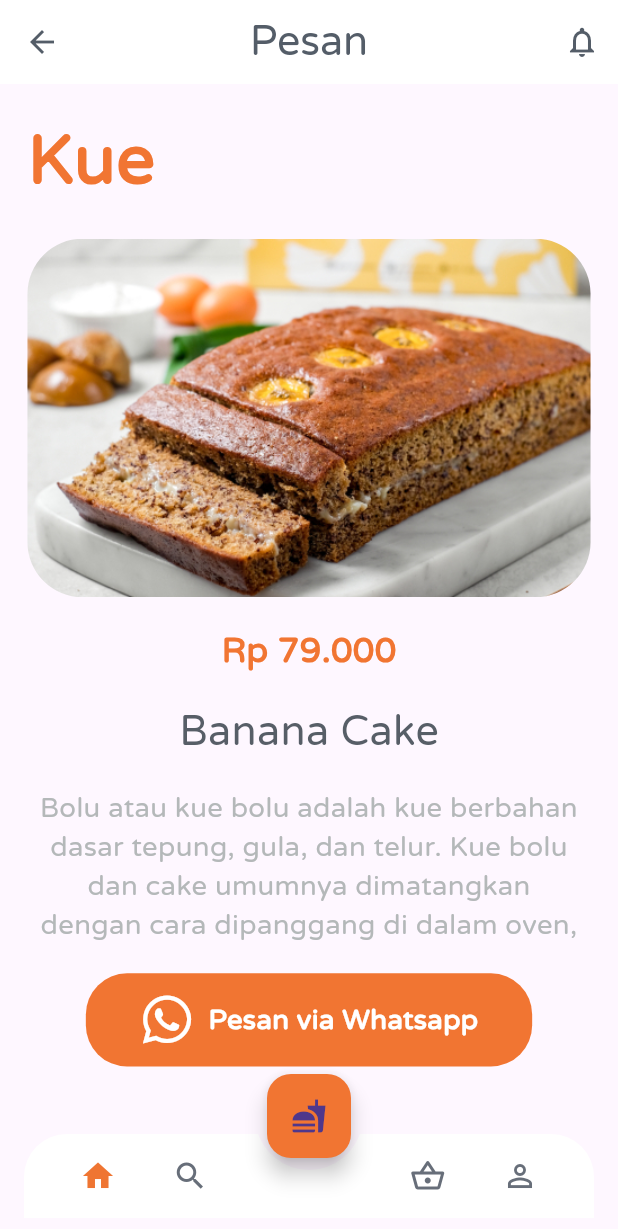
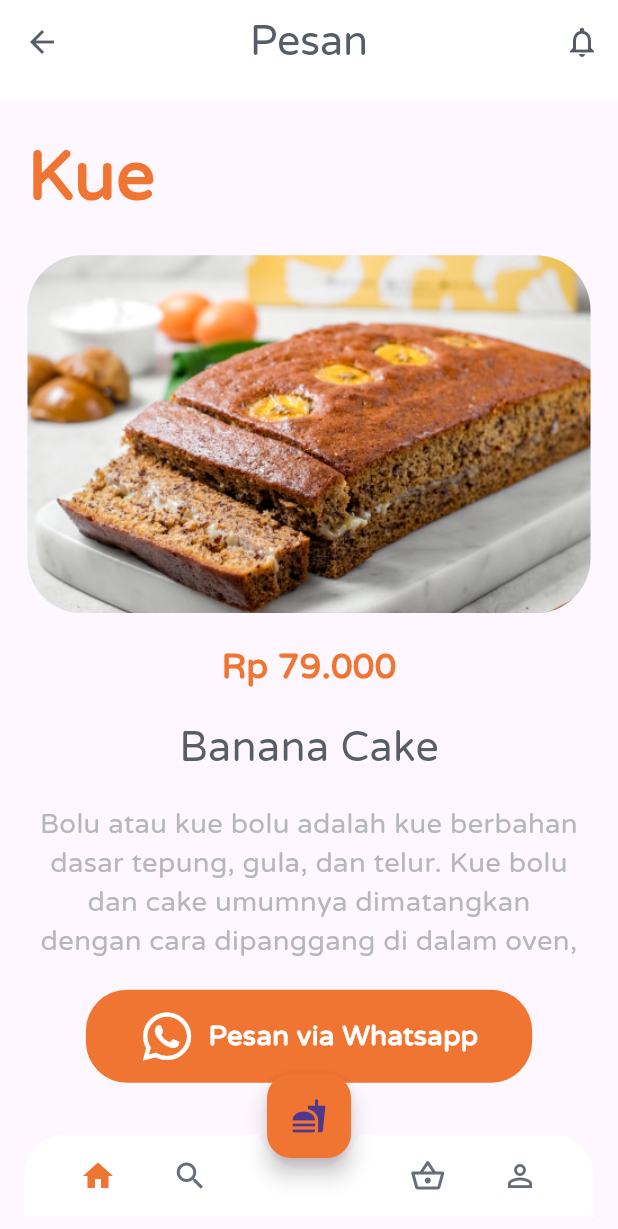
Before and after one commit to Csyndi/ProyectoBD, a Flutter app: the screen it shows after launch, after a tap on an icon or button, on a phone screen of 412 x 824 dp. Shown: the top 1229 px of the screen. Run offline on Flutter 3.47's test engine with Material 3 defaults, Android fonts, the phone set to English and light mode, and no system bars; our stand-ins replace flutter_screenutil, font_awesome_flutter; missing offline and left inert: flutter_launch.

Commit message:
cambios
aaaaaaaaaaaaaaaaaa

```diff
--- a/lib/screen/cakery_detail.dart
+++ b/lib/screen/cakery_detail.dart
@@ -1,4 +1,5 @@
 import 'package:flutter/material.dart';
+import 'package:flutter_cakery_shop_ui/widget/customAppBar.dart';
 import 'package:flutter_cakery_shop_ui/widget/navbar_widget.dart';
 import 'package:flutter_launch/flutter_launch.dart';
 import 'package:flutter_screenutil/flutter_screenutil.dart';
@@ -19,37 +20,10 @@ class CakeryDetail extends StatelessWidget {
   @override
   Widget build(BuildContext context) {
     return Scaffold(
-      appBar: AppBar(
-        backgroundColor: Colors.white,
-        elevation: 0.0,
-        centerTitle: true,
-        leading: IconButton(
-          icon: const Icon(
-            Icons.arrow_back,
-            color: Color(0xFF545D68),
-          ),
-          onPressed: () {
-            Navigator.of(context).pop();
-          },
-        ),
-        title: Text(
-          'Pesan',
-          style: TextStyle(
-            fontFamily: 'Varela',
-            fontSize: 24.0.sp,
-            color: const Color(0xFF545D68),
-          ),
-        ),
-        actions: [
-          IconButton(
-            icon: const Icon(
-              Icons.notifications_none,
-              color: Color(0xFF545D68),
-            ),
-            onPressed: () {},
-          ),
-        ],
-      ),
+      appBar: const CustomAppBar(
+  title: 'Pesan',
+),
+
       body: ListView(
         children: [
           SizedBox(height: 16.0.h),
@@ -136,7 +110,7 @@ class CakeryDetail extends StatelessWidget {
                 child: InkWell(
                   onTap: () async {
                     await FlutterLaunch.launchWhatsapp(
-                      phone: '6285640899224',
+                      phone: '6391336449',
                       message:
                           'Hi Bahri Cakery,Saya mau order $cookiename untuk hari ini, apa bisa diantar kerumah?',
                     );
--- /dev/null
+++ b/lib/widget/customAppBar.dart
@@ -0,0 +1,51 @@
+import 'package:flutter/material.dart';
+import 'package:flutter_screenutil/flutter_screenutil.dart';
+
+class CustomAppBar extends StatelessWidget implements PreferredSizeWidget {
+  final String title;
+  final VoidCallback? onBack;
+  final VoidCallback? onNotification;
+
+  const CustomAppBar({
+    Key? key,
+    required this.title,
+    this.onBack,
+    this.onNotification,
+  }) : super(key: key);
+
+  @override
+  Widget build(BuildContext context) {
+    return AppBar(
+      backgroundColor: Colors.white,
+      elevation: 0.0,
+      centerTitle: true,
+      leading: IconButton(
+        icon: const Icon(
+          Icons.arrow_back,
+          color: Color(0xFF545D68),
+        ),
+        onPressed: onBack ?? () => Navigator.of(context).pop(),
+      ),
+      title: Text(
+        title,
+        style: TextStyle(
+          fontFamily: 'Varela',
+          fontSize: 24.0.sp,
+          color: const Color(0xFF545D68),
+        ),
+      ),
+      actions: [
+        IconButton(
+          icon: const Icon(
+            Icons.notifications_none,
+            color: Color(0xFF545D68),
+          ),
+          onPressed: onNotification ?? () {},
+        ),
+      ],
+    );
+  }
+
+  @override
+  Size get preferredSize => Size.fromHeight(56.h);
+}
--- a/lib/widget/navbar_widget.dart
+++ b/lib/widget/navbar_widget.dart
@@ -1,8 +1,20 @@
 import 'package:flutter/material.dart';
+import 'package:flutter_cakery_shop_ui/screen/home_screen.dart';
 import 'package:flutter_screenutil/flutter_screenutil.dart';
+// Importamos la pantalla de destino
 
 class NavbarWidget extends StatelessWidget {
   const NavbarWidget({Key? key}) : super(key: key);
+
+  // Función para manejar la navegación a la pantalla de inicio
+  void _navigateToHome(BuildContext context) {
+    // Usamos Navigator.push para agregar la nueva pantalla (HomeScreen) a la pila.
+    // Esto te permite volver a la pantalla anterior con el botón 'atrás'.
+    Navigator.push(
+      context,
+      MaterialPageRoute(builder: (context) => const HomeScreen()),
+    );
+  }
 
   @override
   Widget build(BuildContext context) {
@@ -29,12 +41,16 @@ class NavbarWidget extends StatelessWidget {
               width: MediaQuery.of(context).size.width / 2 - 40.0.w,
               child: Row(
                 mainAxisAlignment: MainAxisAlignment.spaceEvenly,
-                children: const [
-                  Icon(
-                    Icons.home,
-                    color: Color(0xFFEF7532),
+                children: [
+                  // --- ELEMENTO CLAVE: Usamos GestureDetector o InkWell para el ícono de la casa ---
+                  GestureDetector(
+                    onTap: () => _navigateToHome(context), // <--- LLAMADA A LA FUNCIÓN DE NAVEGACIÓN
+                    child: const Icon(
+                      Icons.home,
+                      color: Color(0xFFEF7532), // Color de acento
+                    ),
                   ),
-                  Icon(
+                  const Icon( // Este sigue siendo solo un ícono
                     Icons.search,
                     color: Color(0xFF676E79),
                   )
--- a/pubspec.yaml
+++ b/pubspec.yaml
@@ -31,7 +31,7 @@ dependencies:
   flutter:
     sdk: flutter
   flutter_launch: ^0.3.0
-  flutter_screenutil: ^5.5.3+2
+  flutter_screenutil: ^5.9.0
   font_awesome_flutter: ^10.1.0
 
 dev_dependencies:
```
Also changed, not shown: lib/screen/home_screen.dart (added, +40 -0 lines), lib/screen/cakery_page.dart (line endings or trailing spaces), pubspec.lock, 8 other files.
